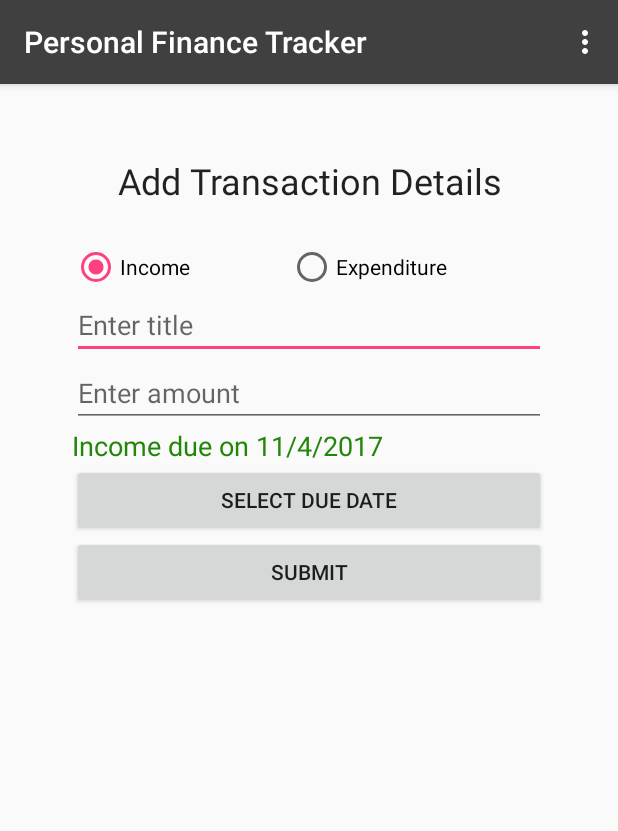
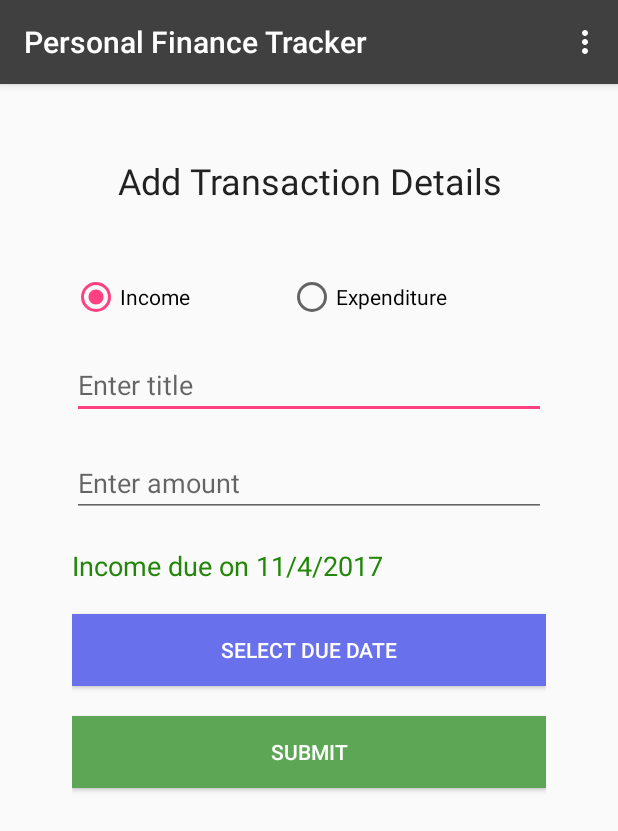
Before and after one commit to JavaTheNutt/Semester06_Assignment, an Android app: the AddTransactionActivity screen opened directly, with no data from a screen before it, on a phone screen of 412 x 824 dp. Shown: the top 831 px of the screen. Run offline under Robolectric (Android 15) with nearby library versions, the phone set to English and light mode, and no system bars; our stand-ins replace Firebase (no records; nobody signed in at launch, a user with empty details on screens opened directly); libraries missing offline, so code that uses them is left out: com.annimon.stream; 7 statements that could not run were skipped.

Commit message:
prevented past dates being entered

```diff
--- a/app/src/main/java/ie/wit/application/activities/AddTransactionActivity.java
+++ b/app/src/main/java/ie/wit/application/activities/AddTransactionActivity.java
@@ -9,13 +9,19 @@ import android.widget.EditText;
 import android.widget.RadioButton;
 import android.widget.RadioGroup;
 import android.widget.TextView;
+import android.widget.Toast;
 
+import java.text.ParseException;
+import java.text.SimpleDateFormat;
 import java.util.Calendar;
+import java.util.Date;
 import java.util.HashMap;
+import java.util.Locale;
 import java.util.Map;
 
 import ie.wit.application.R;
 import ie.wit.application.fragments.DatePickerFragment;
+import ie.wit.application.main.FinanceApp;
 import ie.wit.application.model.Transaction;
 import ie.wit.application.service.AddTransactionService;
 
@@ -31,6 +37,8 @@ public class AddTransactionActivity extends InternalActivity
     private AddTransactionService addTransactionService;
 
     private String dueDateText;
+    private long dueDateTimestamp;
+    private long todayTimestamp;
 
     /**
      * {{@inheritDoc}}
@@ -46,6 +54,17 @@ public class AddTransactionActivity extends InternalActivity
         setUpReferences();
         handleExtras(getIntent().getExtras());
         changeDueDateLabel();
+    }
+
+    /**
+     * {{@inheritDoc}}
+     */
+    @Override
+    protected void onStart()
+    {
+        super.onStart();
+        todayTimestamp = FinanceApp.serviceFactory.getUtil().getTimestampToMidnight();
+        Log.d(TAG, "onStart: created new timestamp: " + todayTimestamp);
     }
 
     private void handleExtras(Bundle extras){
@@ -69,7 +88,14 @@ public class AddTransactionActivity extends InternalActivity
         datePickerFragment.show(getFragmentManager(), "addTransactionDatePicker");
     }
     private void dateSelected(String date){
-        Log.d(TAG, "dateSelected: " + date + "has been selected by the datepicker");
+        Log.d(TAG, "dateSelected: " + date + " has been selected by the datepicker.");
+        try {
+            dueDateTimestamp = FinanceApp.serviceFactory.getUtil().convertToTimestamp(date);
+            Log.d(TAG, "dateSelected: converted " + date + " to " + dueDateTimestamp);
+        } catch (ParseException e) {
+            Log.e(TAG, "dateSelected: date is not in correct format", e);
+            Toast.makeText(this, "date selection failed", Toast.LENGTH_SHORT).show();
+        }
         dueDateText = date;
         changeDueDateLabel();
     }
@@ -87,6 +113,8 @@ public class AddTransactionActivity extends InternalActivity
     private void changeDueDateLabel(){
         if (dueDateText == null) {
             Calendar calendar = Calendar.getInstance();
+            dueDateTimestamp = calendar.getTimeInMillis();
+            Log.d(TAG, "changeDueDateLabel: due timestamp: "  + dueDateTimestamp);
             dueDateText = calendar.get(Calendar.DAY_OF_MONTH) + "/" + (calendar.get(Calendar.MONTH) + 1) + "/" + calendar.get(Calendar.YEAR);
         }
         String transactionType = ((RadioButton)findViewById(R.id.isIncome)).isChecked() ? "Income" : "Expenditure";
--- a/app/src/main/java/ie/wit/application/service/Util.java
+++ b/app/src/main/java/ie/wit/application/service/Util.java
@@ -2,6 +2,12 @@ package ie.wit.application.service;
 
 import android.content.Context;
 import android.widget.Toast;
+
+import java.text.ParseException;
+import java.text.SimpleDateFormat;
+import java.util.Calendar;
+import java.util.Date;
+import java.util.Locale;
 
 /**
  * Created by joewe on 24/02/2017.
@@ -19,4 +25,23 @@ public class Util
         Toast.makeText(src, msg, Toast.LENGTH_SHORT).show();
     }
 
+    public long getTimestampToMidnight()
+    {
+        Calendar c = Calendar.getInstance();
+        c.set(Calendar.HOUR_OF_DAY, 0);
+        c.set(Calendar.MINUTE, 0);
+        c.set(Calendar.SECOND, 0);
+        c.set(Calendar.MILLISECOND, 0);
+        return c.getTimeInMillis();
+    }
+
+    public long convertToTimestamp(String date) throws ParseException
+    {
+        SimpleDateFormat formatter = new SimpleDateFormat("dd/MM/yyyy", Locale.ENGLISH);
+        Date dateObj = formatter.parse(date);
+        return dateObj.getTime();
+    }
+    public boolean checkTimestampNotBeforeToday(String date) throws ParseException{
+        return convertToTimestamp(date) >= getTimestampToMidnight();
+    }
 }
--- a/app/src/main/res/layout/activity_add_income.xml
+++ b/app/src/main/res/layout/activity_add_income.xml
@@ -38,7 +38,8 @@
             android:layout_width="match_parent"
             android:layout_height="wrap_content"
             android:id="@+id/transactionType"
-            android:orientation="horizontal">
+            android:orientation="horizontal"
+            android:layout_marginTop="20dp">
 
             <RadioButton
                 android:text="@string/incomeRadio"
@@ -61,34 +62,44 @@
             android:layout_width="match_parent"
             android:layout_height="wrap_content"
             android:hint="@string/addIncomeTitleHint"
-            android:inputType="textAutoComplete"/>
+            android:inputType="textAutoComplete"
+            android:layout_marginTop="20dp"/>
 
         <EditText
             android:id="@+id/addIncomeAmount"
             android:layout_width="match_parent"
             android:layout_height="wrap_content"
             android:hint="@string/addIncomeAmountHint"
-            android:inputType="numberDecimal"/>
+            android:inputType="numberDecimal"
+            android:layout_marginTop="20dp"/>
 
         <TextView
             android:id="@+id/dueDateLabel"
             android:layout_width="match_parent"
             android:layout_height="wrap_content"
             android:text="TextView"
-            android:textSize="18sp"/>
+            android:textSize="18sp"
+            android:layout_marginTop="20dp"/>
 
         <Button
-            android:text="@string/changeDueDateButton"
+            android:id="@+id/button3"
             android:layout_width="match_parent"
             android:layout_height="wrap_content"
-            android:id="@+id/button3"
-            android:onClick="showDatePicker"/>
+            android:layout_marginTop="20dp"
+            android:background="@color/loginButtonColor"
+            android:onClick="showDatePicker"
+            android:text="@string/changeDueDateButton"
+            android:textColor="@android:color/white"/>
+
         <Button
-            android:text="@string/submitLabel"
+            android:id="@+id/button2"
             android:layout_width="match_parent"
             android:layout_height="wrap_content"
-            android:id="@+id/button2"
-            android:onClick="submitTransaction"/>
+            android:layout_marginTop="20dp"
+            android:background="@color/signinButtonColor"
+            android:onClick="submitTransaction"
+            android:text="@string/submitLabel"
+            android:textColor="@android:color/white"/>
 
     </LinearLayout>
 
```
Also changed, not shown: app/src/main/java/ie/wit/application/fragments/DatePickerFragment.java (+19 -2 lines).
